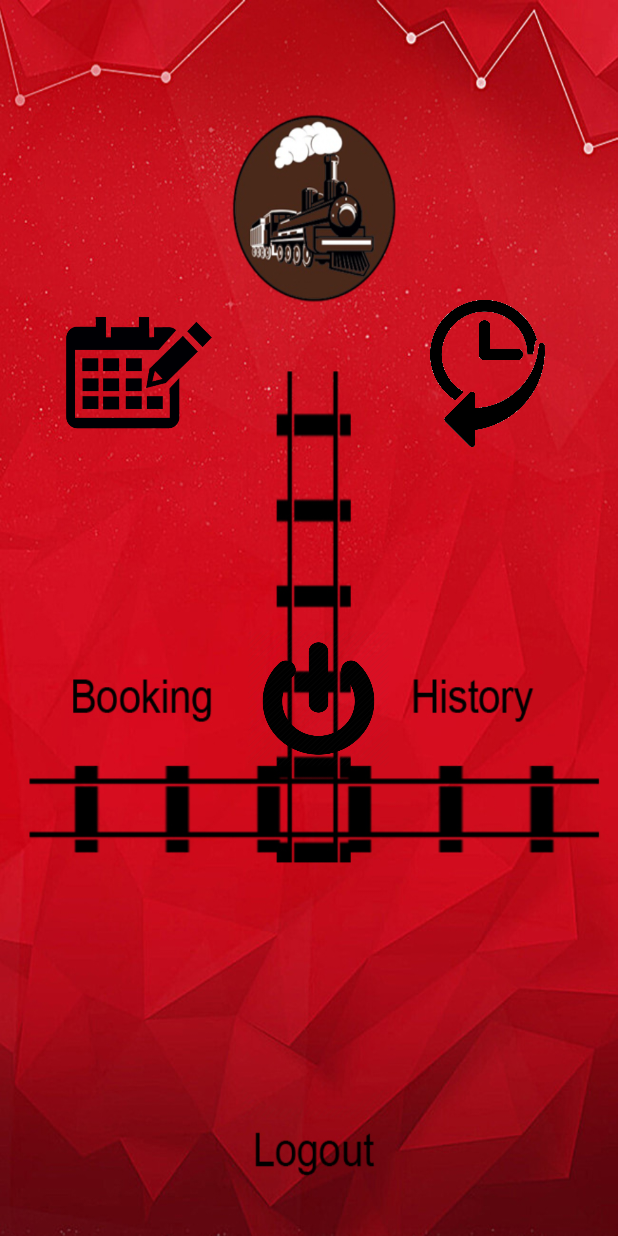
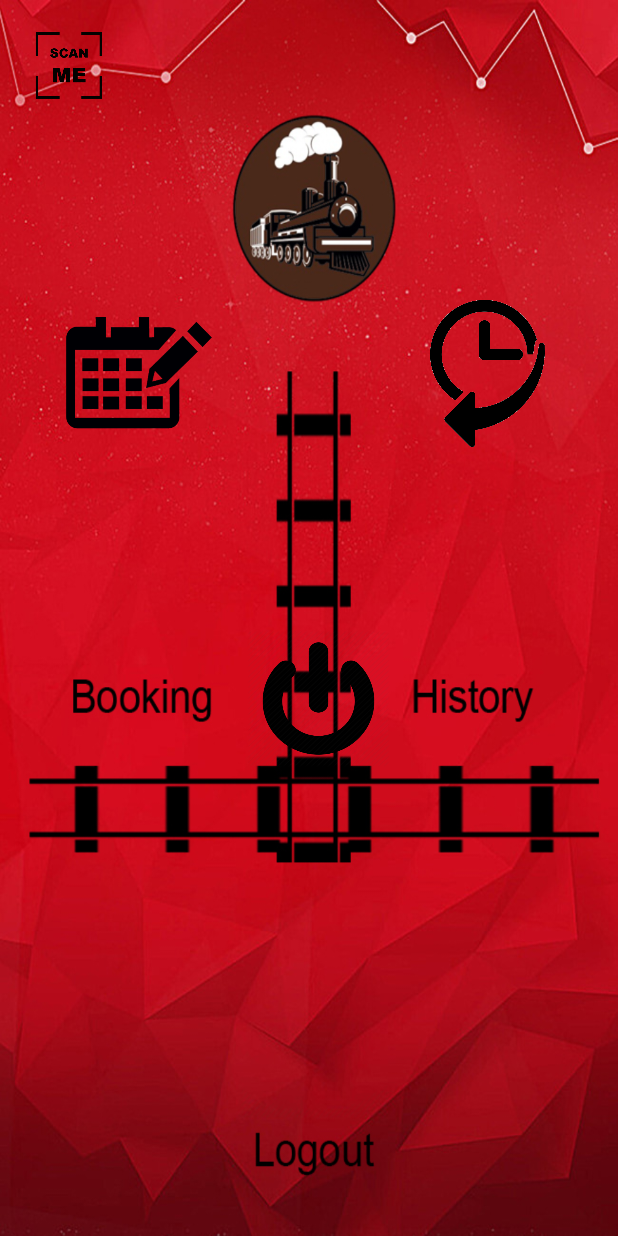
Before and after one commit to prasanthse/TrackBook, an Android app: the HomeActivity screen opened directly, with no data from a screen before it, on a phone screen of 412 x 824 dp. Run offline under Robolectric (Android 15) with nearby library versions, the phone set to English and light mode, and no system bars.

Commit message:
Qr Scanner button image added to home

```diff
--- a/app/src/main/res/layout/activity_home.xml
+++ b/app/src/main/res/layout/activity_home.xml
@@ -51,4 +51,17 @@
         app:layout_constraintStart_toStartOf="parent"
         app:layout_constraintTop_toTopOf="parent"
         app:srcCompat="@drawable/logout" />
+
+    <ImageButton
+        android:id="@+id/qrScanner"
+        android:layout_width="59dp"
+        android:layout_height="55dp"
+        android:layout_marginStart="16dp"
+        android:layout_marginLeft="16dp"
+        android:layout_marginTop="16dp"
+        android:background="@android:color/transparent"
+        android:scaleType="fitCenter"
+        app:layout_constraintStart_toStartOf="parent"
+        app:layout_constraintTop_toTopOf="parent"
+        app:srcCompat="@drawable/qr_scanner" />
 </android.support.constraint.ConstraintLayout>
```
Also changed, not shown: app/src/main/res/drawable/qr_scanner.png (added).
